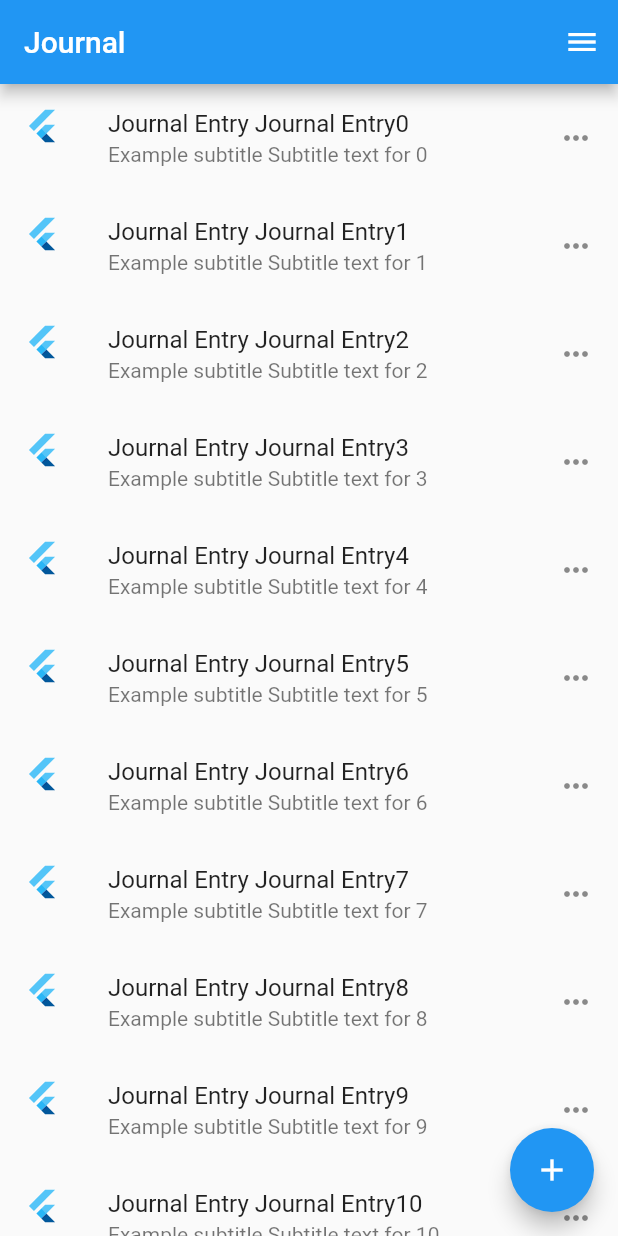
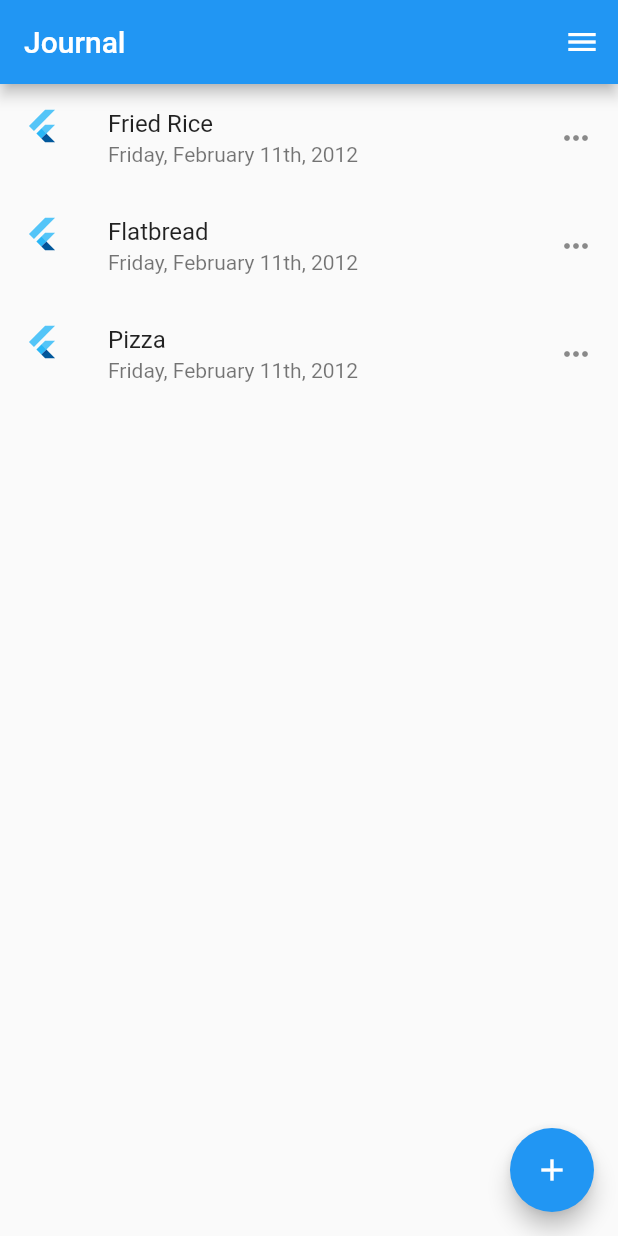
Before and after one commit to euromike21/cs492_journal, a Flutter app: the screen it shows after launch, on a phone screen of 412 x 824 dp. Run offline on Flutter 3.47's test engine with Material 2 defaults, Android fonts, the phone set to English and light mode, and no system bars; missing offline and left inert: dart:ffi.

Commit message:
a lot of basic components here but re-org needed

```diff
--- /dev/null
+++ b/lib/models/entryMaker.dart
@@ -0,0 +1,43 @@
+import 'dart:ffi';
+import 'dart:math';
+import 'package:flutter/material.dart';
+import 'package:journal/screens/journal_entries.dart';
+
+class JEntry {
+  final String title, body, date;
+  final int id;
+  JEntry(
+      {this.title = "Unnamed Entry",
+      this.body = "No Description",
+      this.date = "No date",
+      this.id = 0});
+}
+
+class EntryMaker {
+  JEntry je1 = JEntry(
+      title: 'Fried Rice',
+      body:
+          'Fried rice is a dish of cooked rice that has been stir-fried in a wok or a frying pan and is usually mixed with other ingredients such as eggs, vegetables, seafood, or meat. It is often eaten by itself or as an accompaniment to another dish. Fried rice is a popular component of East Asian, Southeast Asian and certain South Asian cuisines, as well as a staple national dish of Indonesia and Malaysia. As a homemade dish, fried rice is typically made with ingredients left over from other dishes, leading to countless variations. Fried rice first developed during the Sui Dynasty in China and as such all fried rice dishes can trace their origins to Chinese fried rice.[1]',
+      date: 'Friday, February 11th, 2012');
+
+  JEntry je2 = JEntry(
+      title: 'Flatbread',
+      body:
+          'A flatbread is a bread made with flour, water, and salt, and then thoroughly rolled into flattened dough. Many flatbreads are unleavened, although some are leavened, such as pizza and pita bread.Flatbreads range from below one millimeter to a few centimeters thick so that they can be easily eaten without being sliced. They can be baked in an oven, fried in hot oil, grilled over hot coals, cooked on a hot pan, tava, comal, or metal griddle, and eaten fresh or packaged and frozen for later use.',
+      date: 'Friday, February 11th, 2012');
+
+  JEntry je3 = JEntry(
+      title: 'Pizza',
+      body:
+          'Pizza (Italian: [ˈpittsa], Neapolitan: [ˈpittsə]) is a savory dish of Italian origin consisting of a usually round, flattened base of leavened wheat-based dough topped with tomatoes, cheese, and often various other ingredients (such as anchovies, mushrooms, onions, olives, pineapple, meat, etc.), which is then baked at a high temperature, traditionally in a wood-fired oven.[1] A small pizza is sometimes called a pizzetta. A person who makes pizza is known as a pizzaiolo.',
+      date: 'Friday, February 11th, 2012');
+
+  List<JEntry> createList() {
+    var items = List<JEntry>();
+    items.add(je1);
+    items.add(je2);
+    items.add(je3);
+    print('$items');
+    return items;
+  }
+}
--- a/lib/models/journal.dart
+++ /dev/null
@@ -1 +0,0 @@
-//I think this is the list of JournalEntry objects
--- a/lib/screens/journal_entries.dart
+++ b/lib/screens/journal_entries.dart
@@ -1,11 +1,19 @@
 import 'package:flutter/material.dart';
 import 'package:flutter/foundation.dart';
 import 'package:journal/screens/welcome.dart';
+import 'package:journal/models/entryMaker.dart';
+
+class JEntry {
+  final String title, body;
+  JEntry({this.title = "Unnamed ENtry", this.body = "No Description"});
+}
 
 class JournalEntries extends StatelessWidget {
   static const routeName = '/';
   //static const routeName = 'journal_entries';
   static const routeKey = 'journal_entries';
+
+  var jList = EntryMaker().createList();
 
   final items = List<Map>.generate(10000, (i) {
     return {
@@ -18,14 +26,16 @@ class JournalEntries extends StatelessWidget {
   Widget build(BuildContext context) {
     return Material(
       //body: ListView.builder(itemBuilder: (context, index) {
-      child: ListView.builder(itemBuilder: (context, index) {
+      child: ListView.builder(
+          itemCount: jList.length,
+          itemBuilder: (context, index) {
             //use these when possible
             print('Creating item $index');
             return ListTile(
               leading: FlutterLogo(),
               trailing: Icon(Icons.more_horiz),
-          title: Text('Journal Entry ${items[index]['title']}'),
-          subtitle: Text('Example subtitle ${items[index]['subtitle']}'),
+              title: Text('${jList[index].title}'),
+              subtitle: Text('${jList[index].date}'),
               onTap: () {
                 //TODO: update this with route to actual data
                 Navigator.of(context).pushNamed(routeKey);
```
Also changed, not shown: lib/models/journal_entry.dart (+79 -1 lines), lib/models/journal_list.dart (added, +54 -0 lines), lib/widgets/journal_entries_scaffold.dart (+6 -1 lines), lib/widgets/journal_entry_form.dart (+4 -4 lines). Lines whose indentation alone changed are shown as unchanged.
